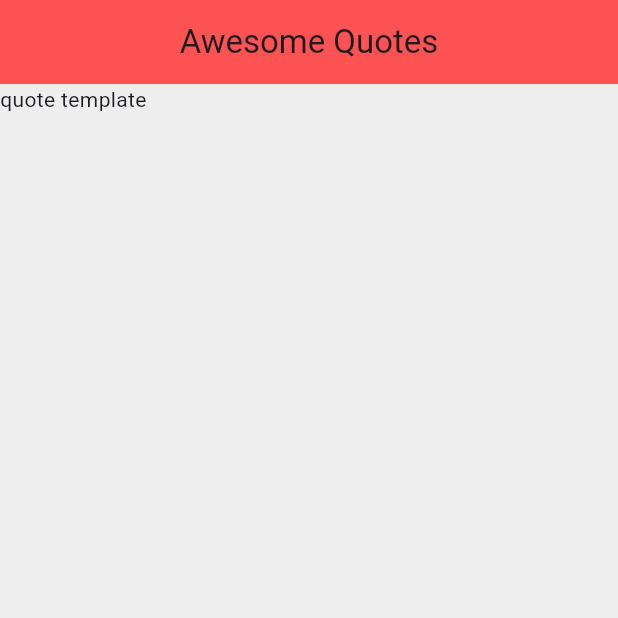
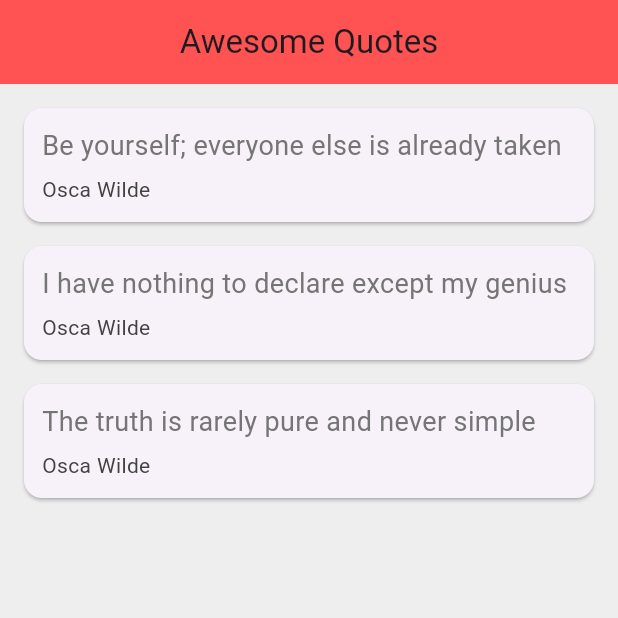
Before and after one commit to roroiii/Learning-flutter-Project, a Flutter app: the screen it shows after launch, on a phone screen of 412 x 824 dp, the top half of it. Run offline on Flutter 3.47's test engine with Material 3 defaults, Android fonts, the phone set to English and light mode, and no system bars.

Commit message:
add: Cards

```diff
--- a/lib/main.dart
+++ b/lib/main.dart
@@ -1,4 +1,5 @@
 import 'package:flutter/material.dart';
+import 'quote.dart';
 
 void main() => runApp(MaterialApp(
       home: QuoteList(),
@@ -12,18 +13,53 @@ class QuoteList extends StatefulWidget {
 }
 
 class _QuoteListState extends State<QuoteList> {
+  List<Quote> quotes = [
+    Quote(
+        author: 'Osca Wilde',
+        text: 'Be yourself; everyone else is already taken'),
+    Quote(
+        author: 'Osca Wilde',
+        text: 'I have nothing to declare except my genius'),
+    Quote(
+        author: 'Osca Wilde',
+        text: 'The truth is rarely pure and never simple'),
+  ];
+
+  Widget quoteTemplate(quote) {
+    return Card(
+      margin: const EdgeInsets.fromLTRB(16.0, 16.0, 16.0, 0),
+      child: Padding(
+        padding: const EdgeInsets.all(12.0),
+        child: Column(
+          crossAxisAlignment: CrossAxisAlignment.stretch,
+          children: <Widget>[
+            Text(quote.text,
+                style: TextStyle(
+                  fontSize: 18.0,
+                  color: Colors.grey[600],
+                )),
+            const SizedBox(height: 6.0),
+            Text(quote.author,
+                style: TextStyle(
+                  fontSize: 14.0,
+                  color: Colors.grey[800],
+                )),
+          ],
+        ),
+      ),
+    );
+  }
+
   @override
   Widget build(BuildContext context) {
     return Scaffold(
       backgroundColor: Colors.grey[200],
       appBar: AppBar(
-          title: Text('Awesome Quotes'),
+          title: const Text('Awesome Quotes'),
           centerTitle: true,
           backgroundColor: Colors.redAccent),
-      body: const Column(
-        children: [
-          Text('quote template'),
-        ],
+      body: Column(
+        children: quotes.map((quote) => quoteTemplate(quote)).toList(),
       ),
     );
   }
--- /dev/null
+++ b/lib/quote.dart
@@ -0,0 +1,6 @@
+class Quote {
+  String text;
+  String author;
+
+  Quote({required this.text, required this.author});
+}
--- a/pubspec.yaml
+++ b/pubspec.yaml
@@ -57,8 +57,8 @@ flutter:
   uses-material-design: true
 
   # To add assets to your application, add an assets section, like this:
-  assets:
-    # - assets/thumb.png
+  # assets:
+  # - assets/thumb.png
 
   # An image asset can refer to one or more resolution-specific "variants", see
   # https://flutter.dev/assets-and-images/#resolution-aware
```
